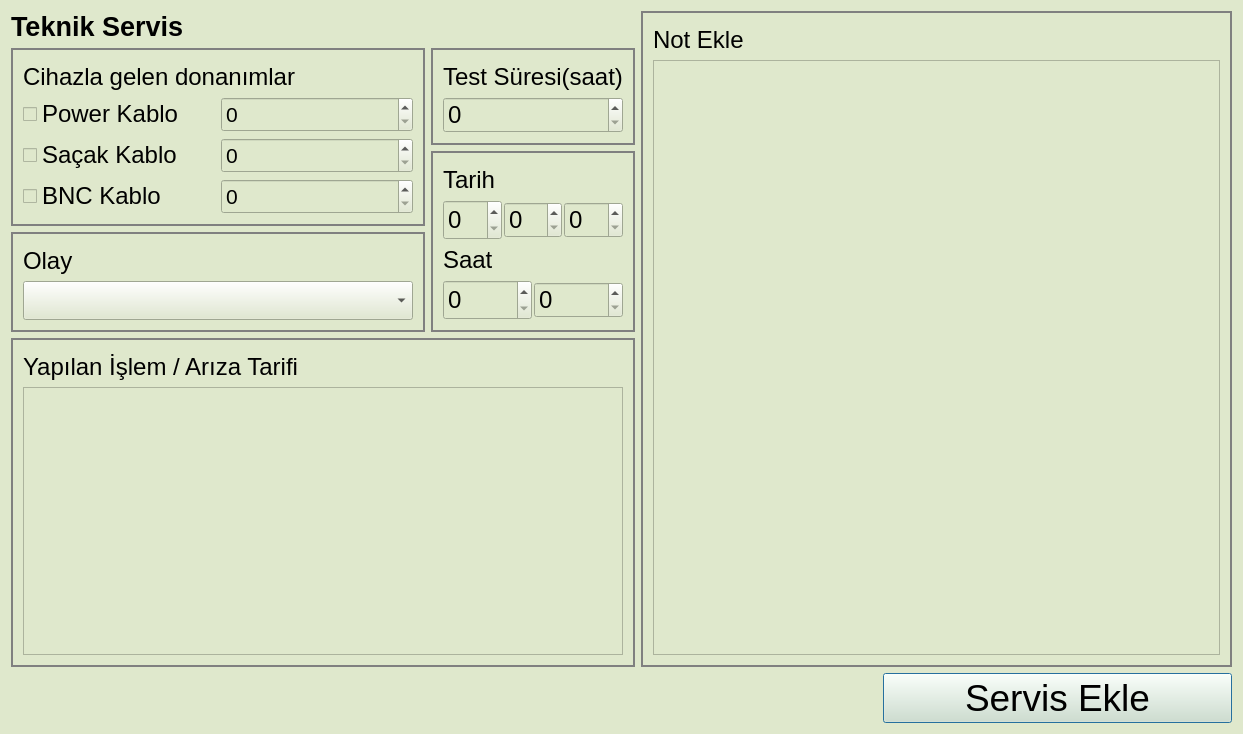
The window that src/serverservisdialog.ui (yunusemrecinar/QT5-cihaz-kimlik-teknik-servis) describes before a commit, drawn with Qt 5.
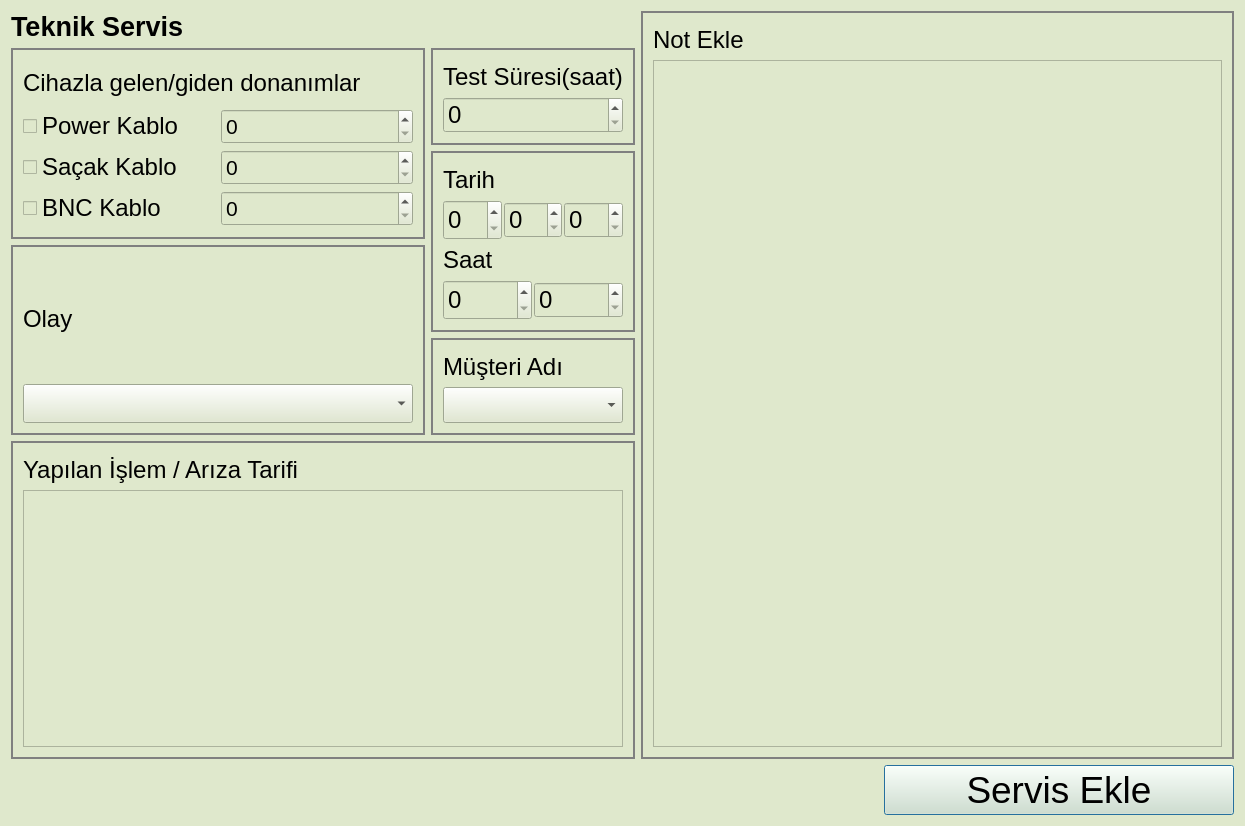
The same window after the commit.

```diff
--- a/src/serverservisdialog.ui
+++ b/src/serverservisdialog.ui
@@ -6,8 +6,8 @@
    <rect>
     <x>0</x>
     <y>0</y>
-    <width>1243</width>
-    <height>734</height>
+    <width>1245</width>
+    <height>826</height>
    </rect>
   </property>
   <property name="windowTitle">
@@ -76,7 +76,7 @@
                    </font>
                   </property>
                   <property name="text">
-                   <string>Cihazla gelen donanımlar</string>
+                   <string>Cihazla gelen/giden donanımlar</string>
                   </property>
                  </widget>
                 </item>
@@ -378,6 +378,53 @@
                </layout>
               </widget>
              </item>
+             <item>
+              <widget class="QGroupBox" name="musteriAdiBox">
+               <property name="minimumSize">
+                <size>
+                 <width>0</width>
+                 <height>0</height>
+                </size>
+               </property>
+               <property name="styleSheet">
+                <string notr="true">QGroupBox {
+border: 2px solid grey;
+}</string>
+               </property>
+               <layout class="QVBoxLayout" name="verticalLayout_15">
+                <item>
+                 <widget class="QLabel" name="musteriAdi_2">
+                  <property name="maximumSize">
+                   <size>
+                    <width>16777215</width>
+                    <height>16777215</height>
+                   </size>
+                  </property>
+                  <property name="font">
+                   <font>
+                    <pointsize>18</pointsize>
+                   </font>
+                  </property>
+                  <property name="text">
+                   <string>Müşteri Adı</string>
+                  </property>
+                 </widget>
+                </item>
+                <item>
+                 <widget class="QComboBox" name="musteriAdi_1">
+                  <property name="enabled">
+                   <bool>true</bool>
+                  </property>
+                  <property name="font">
+                   <font>
+                    <pointsize>18</pointsize>
+                   </font>
+                  </property>
+                 </widget>
+                </item>
+               </layout>
+              </widget>
+             </item>
             </layout>
            </item>
           </layout>
```
